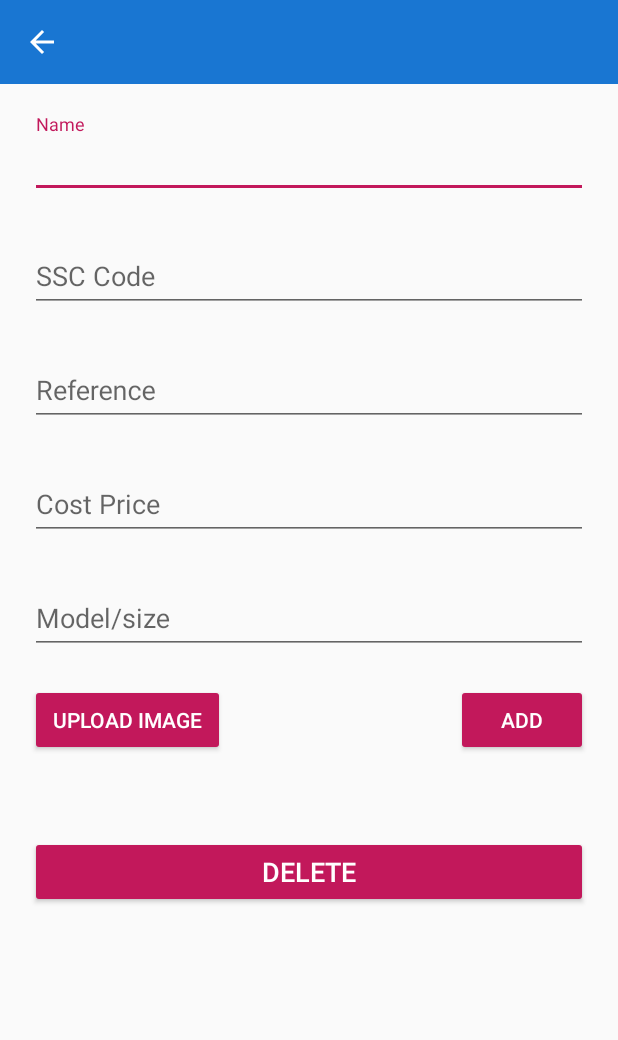
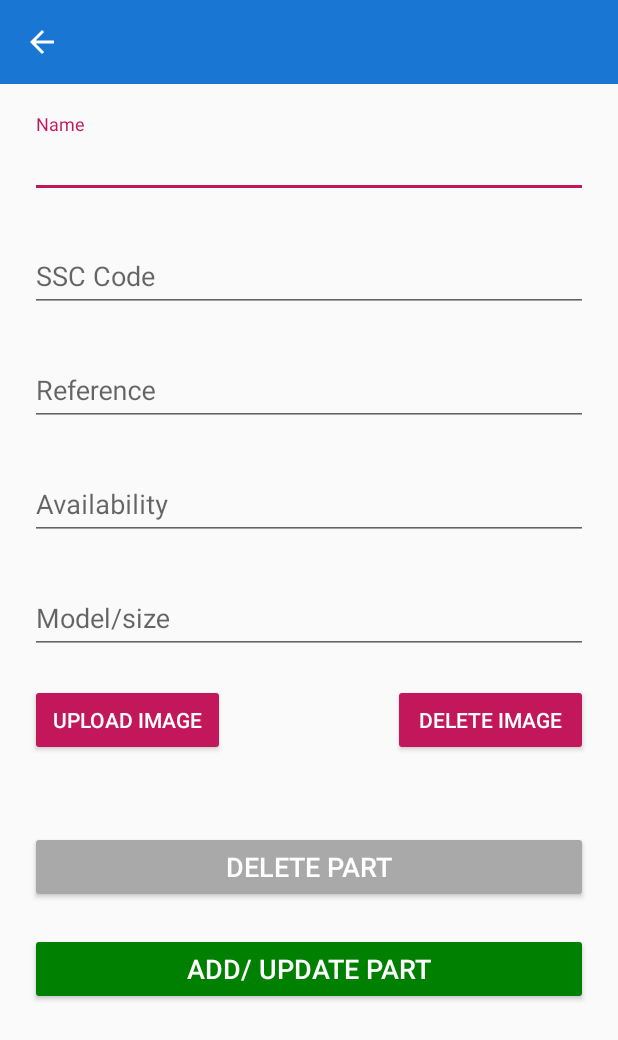
Before and after one commit to bhanupreet/SSCapp, an Android app: the addPartnoDetailsActivity screen opened directly, with no data from a screen before it, on a phone screen of 412 x 824 dp. Shown: the top 1040 px of the screen. Run offline under Robolectric (Android 15) with nearby library versions, the phone set to English and light mode, and no system bars; our stand-ins replace Firebase (no records; nobody signed in at launch, a user with empty details on screens opened directly); libraries missing offline, so code that uses them is left out: com.theartofdev.edmodo, id.zelory.compressor.

Commit message:
minor changes to provide visual cues for parts with and without images

```diff
--- a/app/build.gradle
+++ b/app/build.gradle
@@ -6,8 +6,8 @@ android {
         applicationId "com.ssc.sscapp"
         minSdkVersion 22
         targetSdkVersion 28
-        versionCode 4
-        versionName "1.2"
+        versionCode 6
+        versionName "2.0"
         testInstrumentationRunner "androidx.test.runner.AndroidJUnitRunner"
     }
     buildTypes {
--- a/app/src/main/java/com/ssc/sscappadmin/AddPartNo.java
+++ b/app/src/main/java/com/ssc/sscappadmin/AddPartNo.java
@@ -78,7 +78,7 @@ public class AddPartNo extends AppCompatActivity {
                     result.put("model", "default model/size");
                     result.put("image","default image");
                     result.put("price","N.A");
-                    result.put("cost_price","N.A.");
+                    result.put("cost_price","yes");
 
                     // DatabaseReference companyref = FirebaseDatabase.getInstance().getReference("Comapnies").push();
                     FirebaseDatabase database = FirebaseDatabase.getInstance();
--- a/app/src/main/java/com/ssc/sscappadmin/addPartnoDetailsActivity.java
+++ b/app/src/main/java/com/ssc/sscappadmin/addPartnoDetailsActivity.java
@@ -42,7 +42,7 @@ public class addPartnoDetailsActivity extends AppCompatActivity {
     private TextInputLayout mSamplePartNo, mSSS_code, mreference, mModel, mCost_price, mNameinput;
     private String SSCcode, reference, model, partnorefstring, cost_price;
     private String ssccoderefstring, referencestring, costpricestring, modelstring, nameinput, companynamestring, imagestring = " ";
-    private Button mAddBtn, mUploadimagebtn, mDeletebtn;
+    private Button mAddBtn, mUploadimagebtn, mDeletebtn, mDeleteImagebtn;
     private androidx.appcompat.widget.Toolbar mToolbar;
     private ProgressDialog mProgressDialaog;
     private StorageReference mImageStorage;
@@ -87,6 +87,7 @@ public class addPartnoDetailsActivity extends AppCompatActivity {
         mreference = findViewById(R.id.reference_input);
         mCost_price = findViewById(R.id.cost_price_input);
         mModel = findViewById(R.id.modelinput);
+        mDeleteImagebtn = findViewById(R.id.deleteimagebtn);
         mNameinput = findViewById(R.id.name_input);
 
         mSSS_code.getEditText().setText(ssccoderefstring);
@@ -120,6 +121,14 @@ public class addPartnoDetailsActivity extends AppCompatActivity {
 
 
         mImageStorage = FirebaseStorage.getInstance().getReference();
+
+        mDeleteImagebtn.setOnClickListener(new View.OnClickListener() {
+            @Override
+            public void onClick(View v) {
+                imagestring = "default image";
+
+            }
+        });
 
         mAddBtn.setOnClickListener(new View.OnClickListener() {
             @Override
--- a/app/src/main/res/layout/activity_add_partno_details.xml
+++ b/app/src/main/res/layout/activity_add_partno_details.xml
@@ -73,7 +73,7 @@
         <com.google.android.material.textfield.TextInputEditText
             android:layout_width="match_parent"
             android:layout_height="wrap_content"
-            android:hint="Cost Price" />
+            android:hint="Availability" />
     </com.google.android.material.textfield.TextInputLayout>
 
     <com.google.android.material.textfield.TextInputLayout
@@ -95,15 +95,16 @@
 
     <Button
         android:id="@+id/addpartnodetails_addbtn"
-        android:layout_width="wrap_content"
+        android:layout_width="match_parent"
         android:layout_height="wrap_content"
-        android:layout_below="@+id/modelinput"
+        android:layout_below="@+id/partnodetails_deletebtn"
         android:layout_alignParentRight="true"
         android:layout_marginTop="20dp"
         android:layout_marginRight="20dp"
-        android:textSize="14dp"
-        android:backgroundTint="@color/colorAccent"
-        android:text="Add"
+        android:textSize="18dp"
+        android:layout_marginLeft="20dp"
+        android:backgroundTint="#008000"
+        android:text="Add/ update part"
         android:textColor="#ffffff" />
 
     <Button
@@ -118,6 +119,20 @@
         android:backgroundTint="@color/colorAccent"
         android:text="Upload image"
         android:textColor="#ffffff" />
+
+    <Button
+        android:id="@+id/deleteimagebtn"
+        android:layout_width="130dp"
+        android:layout_height="wrap_content"
+        android:layout_below="@+id/modelinput"
+        android:layout_alignParentRight="true"
+        android:layout_marginRight="20dp"
+        android:layout_marginTop="20dp"
+        android:textSize="14dp"
+        android:backgroundTint="@color/colorAccent"
+        android:text="Delete Image"
+        android:textColor="#ffffff" />
+
 
     <TextView
         android:id="@+id/result"
@@ -136,12 +151,12 @@
         android:layout_width="match_parent"
         android:layout_marginLeft="20dp"
         android:layout_marginRight="20dp"
-        android:layout_below="@id/result"
+        android:layout_below="@id/deleteimagebtn"
         android:layout_height="wrap_content"
-        android:layout_marginTop="10dp"
+        android:layout_marginTop="50dp"
         android:textSize="18dp"
-        android:backgroundTint="@color/colorAccent"
-        android:text="Delete"
+        android:backgroundTint="#a9a9a9"
+        android:text="Delete part"
         android:textColor="#ffffff" />
 </RelativeLayout>
 
--- a/app/src/main/res/layout/activity_main.xml
+++ b/app/src/main/res/layout/activity_main.xml
@@ -30,6 +30,8 @@
         android:layout_width="match_parent"
         android:layout_height="300dp"
         android:layout_margin="20dp"
+        android:minWidth="0dp"
+        android:minHeight="0dp"
         android:padding="20dp"
         android:background="@drawable/truck1"/>
 
--- a/app/src/main/res/layout/activity_splash.xml
+++ b/app/src/main/res/layout/activity_splash.xml
@@ -10,6 +10,8 @@
     <ImageView
         android:layout_width="match_parent"
         android:layout_height="match_parent"
+        android:minHeight="0dp"
+        android:minWidth="0dp"
         android:src="@drawable/splash"/>
 
 </RelativeLayout>
--- a/app/src/main/res/layout/single_name_layout.xml
+++ b/app/src/main/res/layout/single_name_layout.xml
@@ -11,6 +11,7 @@
         android:id="@+id/name"
         android:text="Sample Name"
         android:textSize="22dp"
+        android:layout_marginRight="5dp"
         android:layout_marginLeft="11dp"
         android:layout_marginTop="5dp"
         android:layout_marginBottom="5dp"/>
```
Also changed, not shown: app/src/main/java/com/ssc/sscappadmin/CatalogueActivity.java (+88 -88 lines), app/src/main/java/com/ssc/sscappadmin/CompanyActivity.java (+39 -32 lines), app/src/main/java/com/ssc/sscappadmin/PartNoDetails.java (+26 -20 lines), app/src/main/java/com/ssc/sscappadmin/imageActivity.java (+14 -1 lines), app/src/main/res/layout/activity_image2.xml (+16 -2 lines), app/src/main/res/layout/custom_part_no_ssc.xml (added, +31 -0 lines), app/src/main/res/layout/single_partnodetails.xml (+26 -26 lines), app/src/main/res/drawable/watemark.png.
